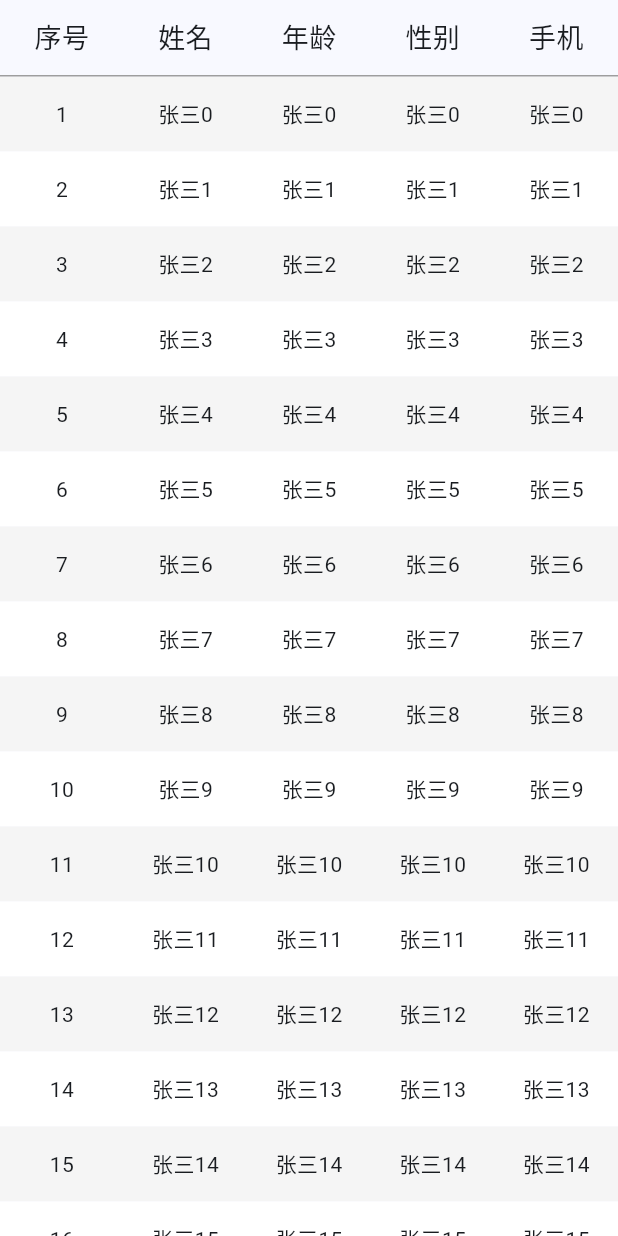
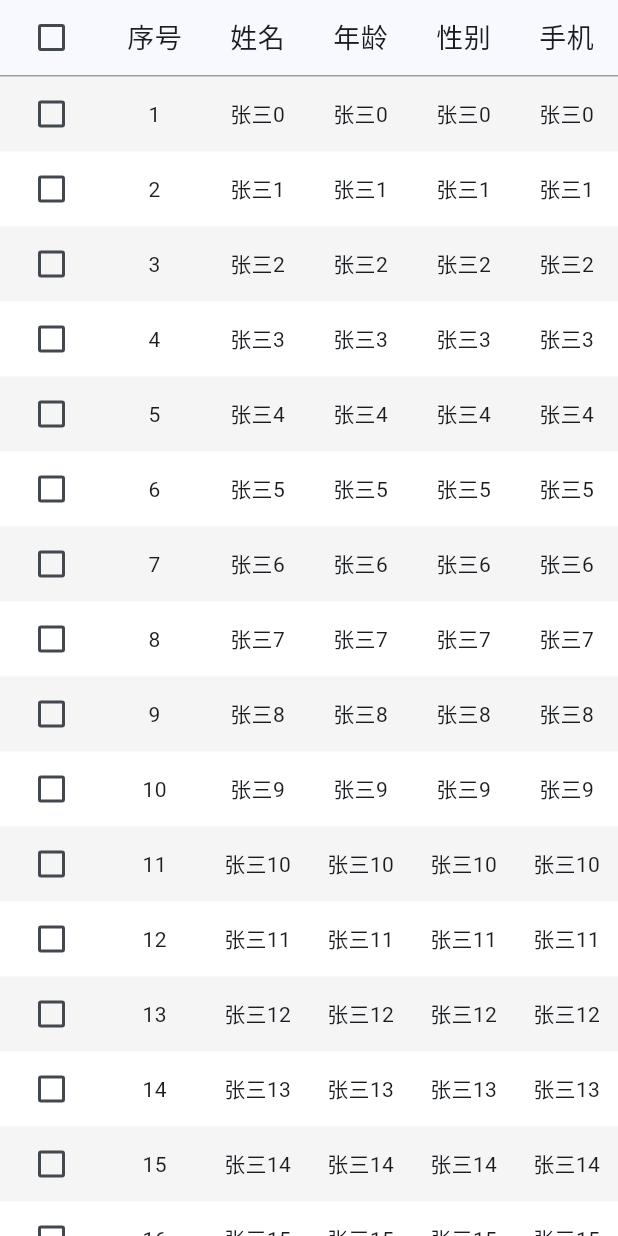
Before and after one commit to licheng1013/admin-flutter, a Flutter app: the TablePage widget shown alone on an empty page, opened directly, on a phone screen of 412 x 824 dp. Run offline on Flutter 3.47's test engine with Material 3 defaults, Android fonts, the phone set to English and light mode, and no system bars; our stand-ins replace bot_toast, dio, get, shared_preferences; accounts and stored records are empty; Roboto replaces fonts that are missing (MyFont).

Commit message:
增加表格多选，序号显示!

```diff
--- a/lib/component/table/table.dart
+++ b/lib/component/table/table.dart
@@ -1,21 +1,78 @@
-
-import 'package:flutter/cupertino.dart';
+import 'package:flutter/material.dart';
+import 'package:get/get.dart';
+import 'package:get/get_rx/src/rx_types/rx_types.dart';
 
 class TableData {
   /// 表头字段
   final List<ColumnData> columns;
+
   /// 数据
   final List<Map<String, dynamic>> rows;
+
   /// 表头高度
   final double headerHeight;
+
   /// 是否开启斑马线
   final bool isZebra;
+
   /// 单元格高度
   final double cellHeight;
+
   /// 开启索引栏
   final bool isIndex;
 
-  TableData({required this.columns, required this.rows, this.headerHeight = 50, this.isZebra = true, this.cellHeight = 50, this.isIndex = false});
+  /// 多选列表
+  final list = <Map<String, dynamic>>[].obs;
+
+  TableData(
+      {required this.columns,
+        required this.rows,
+        this.headerHeight = 50,
+        this.isZebra = true,
+        this.cellHeight = 50,
+        this.isIndex = false});
+
+  static ColumnData multipleSelect({Function(List<Map<String,dynamic>>)? selectList}) {
+    return ColumnData(
+        title: "多选",
+        key: "multiple-select-key",
+        titleRender: (value, table) => Obx(() {
+          return Checkbox(
+            value: table.rows.length == table.list.length,
+            onChanged: (value) {
+              table.list.clear();
+              if (value == true) {
+                table.list.addAll(table.rows);
+              }
+              table.list.refresh();
+              selectList?.call(table.list);
+            },
+          );
+        }),
+        render: (value, row, index, table) => Obx(() {
+          return Checkbox(
+            value: table.list.contains(row),
+            onChanged: (value) {
+              if (value == true) {
+                table.list.add(row);
+              } else {
+                table.list.remove(row);
+              }
+              table.list.refresh();
+              selectList?.call(table.list);
+            },
+          );
+        }),
+        alignment: Alignment.center);
+  }
+
+  static ColumnData index() {
+    return ColumnData(
+        title: "序号",
+        key: "id-key",
+        render: (value, row, index, table) => Text("${index + 1}"),
+        alignment: Alignment.center);
+  }
 }
 
 class ColumnData {
@@ -29,11 +86,19 @@ class ColumnData {
   final double width;
 
   /// 方向
-  final Alignment alignment ;
+  final Alignment alignment;
 
   /// 渲染函数
-  final Widget Function(dynamic,Map<String,dynamic>,int)? render;
+  final Widget Function(dynamic, Map<String, dynamic>, int, TableData)? render;
 
-  ColumnData({required this.title, required this.key,
-    this.width = 0, this.render , this.alignment = Alignment.center});
+  /// 标题渲染函数
+  final Widget Function(String, TableData)? titleRender;
+
+  ColumnData(
+      {required this.title,
+        required this.key,
+        this.width = 0,
+        this.render,
+        this.titleRender,
+        this.alignment = Alignment.center});
 }
--- a/lib/component/table/view.dart
+++ b/lib/component/table/view.dart
@@ -1,3 +1,4 @@
+import 'package:app_template/common/message_util.dart';
 import 'package:app_template/component/table/table.dart';
 import 'package:app_template/theme/theme_util.dart';
 import 'package:flutter/material.dart';
@@ -20,9 +21,15 @@ class TablePage extends StatelessWidget {
     };
   }
 
+
+
   @override
   Widget build(BuildContext context) {
     var tableData = TableData(isIndex: true, columns: [
+      TableData.multipleSelect(selectList: (e)=>{
+        MessageUtil.show("选择了: ${e.length} 个")
+      }),
+      TableData.index(),
       ColumnData(title: "姓名", key: "name"),
       ColumnData(title: "年龄", key: "age"),
       ColumnData(title: "性别", key: "sex"),
@@ -44,20 +51,13 @@ class TablePage extends StatelessWidget {
                   height: tableData.cellHeight,
                   child: Row(
                     children: [
-                      Visibility(
-                          visible: tableData.isIndex,
-                          child: Expanded(
-                            child: Align(
-                                alignment: Alignment.center,
-                                child: Text("${i + 1}")),
-                          )),
                       for (var column in tableData.columns)
                         Expanded(
                             child: Align(
                               alignment: column.alignment,
                               child: column.render != null
                                   ? column.render!(tableData.rows[i][column.key],
-                                  tableData.rows[i], i)
+                                  tableData.rows[i], i,tableData)
                                   : Text(tableData.rows[i][column.key].toString()),
                             ))
                     ],
@@ -78,24 +78,16 @@ class TablePage extends StatelessWidget {
           height: table.headerHeight,
           child: Row(
             children: [
-              Visibility(
-                  visible: table.isIndex,
-                  child: const Expanded(
-                    child: Align(
-                        alignment: Alignment.center,
-                        child: Text(
-                          "序号",
-                          style: TextStyle(fontSize: 18),
-                        )),
-                  )),
               for (var item in table.columns)
                 Expanded(
                     child: Align(
                       alignment: item.alignment,
-                  child: Text(
+                      child: item.titleRender == null
+                          ? Text(
                         item.title,
                         style: const TextStyle(fontSize: 18),
-                  ),
+                      )
+                          : item.titleRender!(item.title,table),
                     ))
             ],
           ),
```
Also changed, not shown: 1 other file. Lines whose indentation alone changed are shown as unchanged.
